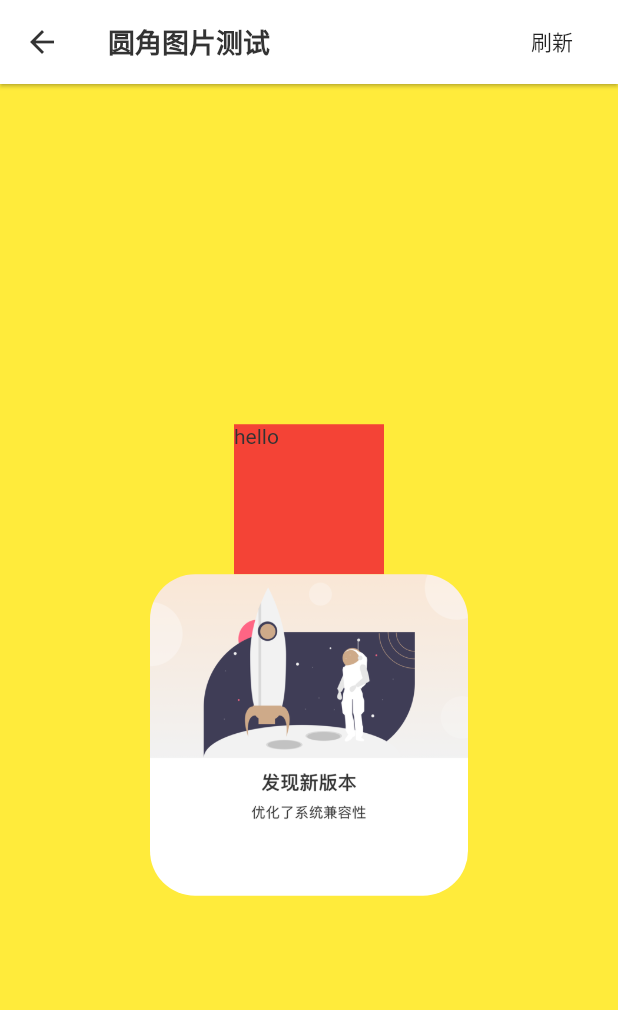
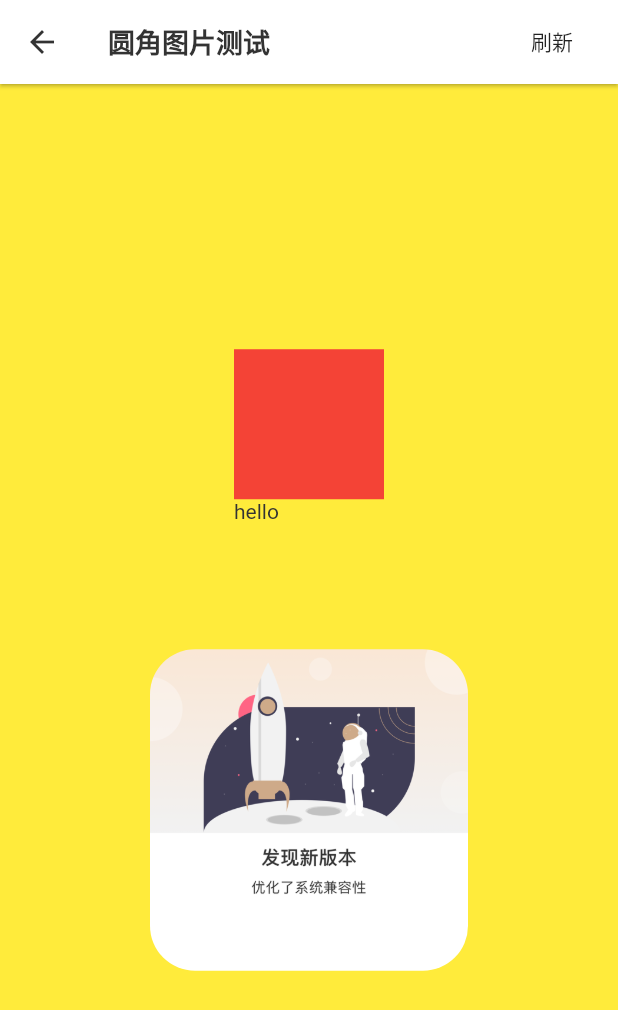
Before and after one commit to LBXjixiangniao/flutter_summary, a Flutter app: the RoundedImagePage screen opened directly, on a phone screen of 412 x 824 dp. Shown: the top 1010 px of the screen. Run offline on Flutter 3.47's test engine with Material 2 defaults, Android fonts, the phone set to English and light mode, and no system bars; drawn by our look-alikes of oktoast; our stand-ins replace bloc, cached_network_image, convert, device_info, dio, flutter_bloc and 3 more; missing offline and left inert: dart_tree, list_data_cache_manager, list_index_manager, mqtt_client, permission_handler_platform_interface; network calls fail; Roboto replaces fonts that are missing (PingFangMedium).

Commit message:
【修改】+ 延时构建：完成延时构建小部件封装

```diff
--- a/lib/main/performance/widgets/delay_build_widget.dart
+++ b/lib/main/performance/widgets/delay_build_widget.dart
@@ -3,7 +3,6 @@ import 'package:dio/dio.dart';
 import 'package:flutter/material.dart';
 import 'package:flutter/rendering.dart';
 import 'package:flutter/services.dart';
-import 'package:oktoast/oktoast.dart';
 import 'not_delay_build_widget.dart';
 
 class DelayBuildWidgetTestPage extends NotDelayBuildWidget {
@@ -17,91 +16,24 @@ class _DelayBuildWidgetTestPageState extends NotDelayBuildWidgetState {
   DelayBuildManager manager;
   @override
   void initState() {
-    // TODO: implement initState
     super.initState();
     manager = DelayBuildManager();
   }
 
   @override
   Widget item(GridInfo info, {bool useRoundCornerImageProvider = false}) {
-    // TODO: implement item
-    return DelayBuildChild(
-      // placeholder: Container(
-      //   color: Colors.red,
-      // ),
-      buildManager: manager,
-      index: info.index,
-
-      child: super.item(info, useRoundCornerImageProvider: true),
+    return LayoutBuilder(
+      builder: (_, constraints) {
+        return DelayBuildChild(
+          buildManager: manager,
+          width: constraints.maxWidth,
+          height: constraints.maxHeight,
+          child: super.item(info, useRoundCornerImageProvider: true),
+        );
+      },
     );
   }
 }
-
-/**
- * DelayBuildChild的child会延时build
- * placeholder：child还没build的时候显示
- * buildManager：用于管理延时build，不传递该参数就使用默认的_delayBuildManager管理
- */
-// class DelayBuildChild extends StatefulWidget {
-//   final int index;
-//   final Widget child;
-//   final Widget placeholder;
-//   final DelayBuildManager buildManager;
-//   DelayBuildChild({Key key, this.child, this.placeholder, this.buildManager,this.index}) : super(key: key);
-
-//   @override
-//   _DelayBuildChildState createState() => _DelayBuildChildState();
-// }
-
-// class _DelayBuildChildState extends State<DelayBuildChild> {
-//   bool canBuild = false;
-//   BuildInfo info;
-//   DelayBuildManager buildManager;
-
-//   @override
-//   void dispose() {
-//     super.dispose();
-//     info.valid = false;
-//   }
-
-//   @override
-//   void initState() {
-//     super.initState();
-//     print('============initState ${widget.index}');
-//     createInfoAndAddToBuildStack();
-//   }
-
-//   @override
-//   void didUpdateWidget(covariant DelayBuildChild oldWidget) {
-//     super.didUpdateWidget(oldWidget);
-//     info.valid = false;
-//     canBuild = false;
-//     createInfoAndAddToBuildStack();
-//   }
-
-//   void createInfoAndAddToBuildStack() {
-//     info = BuildInfo(
-//       rebuild: () {
-//         if (mounted) {
-//           setState(() {
-//             canBuild = true;
-//           });
-//         }
-//       },
-//     );
-//     buildManager = widget.buildManager ?? _delayBuildManager;
-//     buildManager._add(info);
-//   }
-
-//   @override
-//   Widget build(BuildContext context) {
-//     AnimatedOpacity
-//     return BuildControlWidget(
-//       child: widget.child,
-//       canBuild: canBuild,
-//     );
-//   }
-// }
 
 enum _BuildStatus {
   idle,
@@ -109,93 +41,145 @@ enum _BuildStatus {
   paint,
 }
 
-class DelayBuildChild extends SingleChildRenderObjectWidget {
-  int index;
+class DelayBuildChild extends StatelessWidget {
   final DelayBuildManager buildManager;
-  final bool canBuild;
-  DelayBuildChild({Key key, Widget child, this.canBuild, this.index, this.buildManager}) : super(key: key, child: child);
+  final double width;
+  final double height;
+  final bool addRepaintBoundary;
+  final Widget child;
+  DelayBuildChild({
+    Key key,
+    this.child,
+    this.buildManager,
+    @required this.width,
+    @required this.height,
+    this.addRepaintBoundary = true,
+  })  : assert(width != null && height != null),
+        super(key: key);
 
   @override
-  BuildControlRenderObject createRenderObject(BuildContext context) {
-    return BuildControlRenderObject(index: index, buildManager: buildManager);
+  Widget build(BuildContext context) {
+    Widget buildControlChild = _BuildControlChild(
+      key: key,
+      child: child,
+      width: width,
+      height: height,
+    );
+    if (addRepaintBoundary == true) {
+      buildControlChild = RepaintBoundary(
+        child: buildControlChild,
+      );
+    }
+    return buildControlChild;
+  }
+}
+
+class _BuildControlChild extends SingleChildRenderObjectWidget {
+  final DelayBuildManager buildManager;
+  final double width;
+  final double height;
+  _BuildControlChild({
+    Key key,
+    Widget child,
+    this.buildManager,
+    this.width,
+    this.height,
+  }) : super(key: key, child: child);
+
+  @override
+  _BuildControlRenderObject createRenderObject(BuildContext context) {
+    return _BuildControlRenderObject(
+      buildManager: buildManager,
+      width: width,
+      height: height,
+    );
   }
 
   @override
-  void updateRenderObject(BuildContext context, covariant BuildControlRenderObject renderObject) {
-    renderObject.index = index;
+  void updateRenderObject(BuildContext context, covariant _BuildControlRenderObject renderObject) {
     renderObject.buildManager = buildManager;
+    renderObject.width = width;
+    renderObject.height = height;
   }
 
   @override
-  SingleChildRenderObjectElement createElement() {
-    return super.createElement();
+  void didUnmountRenderObject(covariant _BuildControlRenderObject renderObject) {
+    renderObject.info.tryUnlink();
+    super.didUnmountRenderObject(renderObject);
   }
 }
 
-class BuildControlRenderObject extends RenderProxyBox {
-  int index;
+class _BuildControlRenderObject extends RenderProxyBox {
   BuildInfo info;
   DelayBuildManager buildManager;
-  BuildControlRenderObject({this.index, this.buildManager}) {
-    info = BuildInfo(markNeedsLayout: (){
-      super.markNeedsLayout();
-      // super.performLayout();
-    }, markNeedsPaint: super.markNeedsPaint);
+  double width;
+  double height;
+  _BuildControlRenderObject({
+    this.buildManager,
+    this.width,
+    this.height,
+  }) {
+    info = BuildInfo(markNeedsLayout: () {
+      if (this.attached) {
+        super.markNeedsLayout();
+      }
+    }, markNeedsPaint: () {
+      if (this.attached) {
+        super.markNeedsPaint();
+      }
+    });
   }
 
-  // @override
-  // Size get size => (info.currentStatus == _BuildStatus.idle && !hasSize) ? Size(100,100) : super.size;
+  @override
+  Size get size => Size(width, height);
+
+  @override
+  void detach() {
+    info.tryUnlink();
+    super.detach();
+  }
 
   @override
   void markNeedsLayout() {
-    print('markNeedsLayout $index ${info.currentStatus}');
     if (info.currentStatus != _BuildStatus.layout) {
       info.nextStatus = _BuildStatus.layout;
       addBuildInfoToManager();
     }
-    // super.markNeedsLayout();
   }
 
   @override
   void performLayout() {
-    print('performLayout $index ${info.currentStatus}');
     if (info.currentStatus == _BuildStatus.layout) {
       super.performLayout();
-    }
-     else {
+    } else {
       performResize();
     }
   }
 
   // @override
-  // void layout(Constraints constraints, {bool parentUsesSize = false}) {
-  //   print('layout $index ${info.currentStatus}');
-  //   if (info.currentStatus == _BuildStatus.layout) {
-  //     super.layout(constraints, parentUsesSize: parentUsesSize);
-  //   }
-  // }
+  void layout(Constraints constraints, {bool parentUsesSize = false}) {
+    super.layout(BoxConstraints.tight(Size(width, height)), parentUsesSize: false);
+  }
 
   @override
   void markNeedsPaint() {
-    print('markNeedsPaint $index ${info.currentStatus}');
     if (info.currentStatus == _BuildStatus.idle && info.nextStatus == _BuildStatus.idle) {
       info.nextStatus = _BuildStatus.paint;
       addBuildInfoToManager();
     }
-    // super.markNeedsPaint();
   }
 
   @override
   void paint(PaintingContext context, Offset offset) {
-    print('paint $index ${info.currentStatus}');
-    if (info.currentStatus == _BuildStatus.paint) {
+    if (info.list == null || info.currentStatus == _BuildStatus.paint) {
       super.paint(context, offset);
     }
   }
 
   void addBuildInfoToManager() {
-    info.tryUnlink();
-    (buildManager ?? _delayBuildManager)._add(info);
+    if (info.list == null) {
+      (buildManager ?? _delayBuildManager)._add(info);
+    }
   }
 }
 
@@ -213,7 +197,6 @@ class DelayBuildManager {
     if (!_isRunning) {
       _isRunning = true;
       ServicesBinding.instance.addPostFrameCallback((_) {
-        print('frame callback');
         _actionNext();
       });
     }
@@ -231,16 +214,13 @@ class DelayBuildManager {
         if (info.nextStatus == _BuildStatus.layout) {
           info.currentStatus = _BuildStatus.layout;
           info.nextStatus = _BuildStatus.paint;
-          print('markNeedsLayout');
           info.markNeedsLayout();
         } else if (info.nextStatus == _BuildStatus.paint) {
           info.currentStatus = _BuildStatus.paint;
           info.nextStatus = _BuildStatus.idle;
-          print('markNeedsPaint');
           info.markNeedsPaint();
         }
         ServicesBinding.instance.addPostFrameCallback((_) {
-          print('frame callback');
           _actionNext();
         });
       }
--- a/lib/main/performance/widgets/rounded_corner_build.dart
+++ b/lib/main/performance/widgets/rounded_corner_build.dart
@@ -13,6 +13,6 @@ class _RoundedCornderBuildPageState extends NotDelayBuildWidgetState {
 
   @override
   Widget item(GridInfo info, {bool useRoundCornerImageProvider = false}) {
-    return super.item(info,useRoundCornerImageProvider:true);
+    return super.item(info, useRoundCornerImageProvider: true);
   }
 }
--- a/lib/main/performance/widgets/rounded_image_page.dart
+++ b/lib/main/performance/widgets/rounded_image_page.dart
@@ -58,14 +58,12 @@ class _RoundedImagePageState extends State<RoundedImagePage> {
         child: Column(
           mainAxisAlignment: MainAxisAlignment.center,
           children: [
-            Container(
+            Container(width: 100, height: 100, color: Colors.red),
+            DelayBuildChild(
               width: 100,
               height: 100,
-              color: Colors.red,
-              child: DelayBuildChild(
-                buildManager: manager,
-                child: Text('hello'),
-              ),
+              buildManager: manager,
+              child: Text('hello'),
             ),
             // FlatButton(
             //   onPressed: () {
```
Also changed, not shown: lib/main/performance/widgets/not_delay_build_widget.dart (+57 -56 lines).
